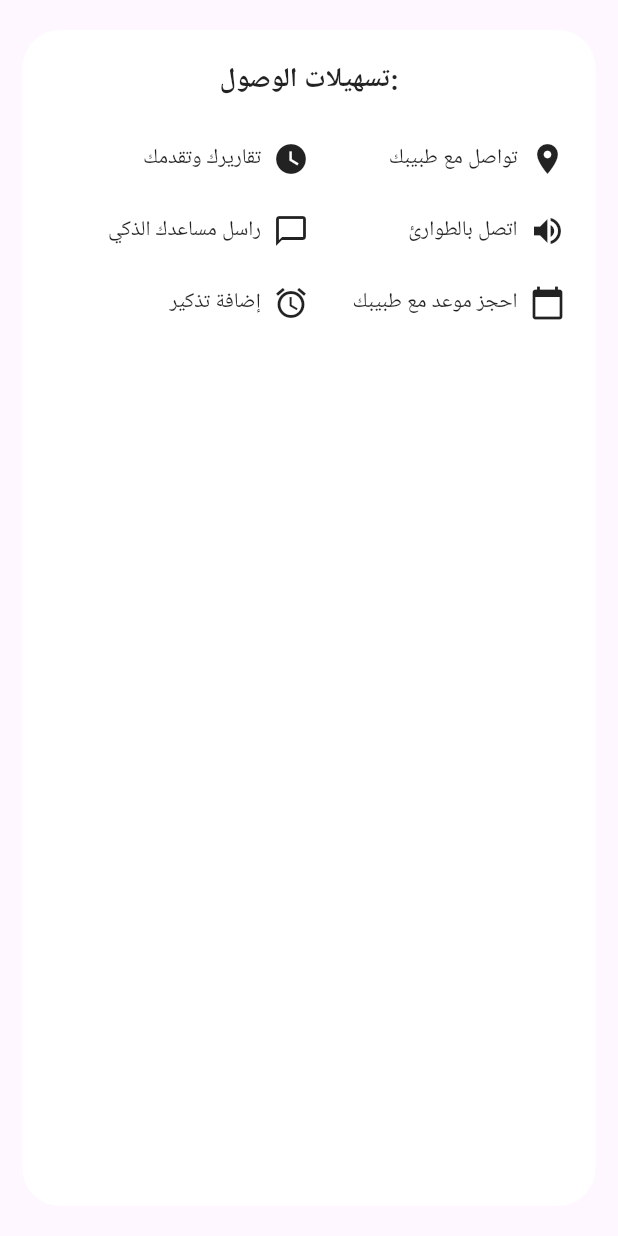
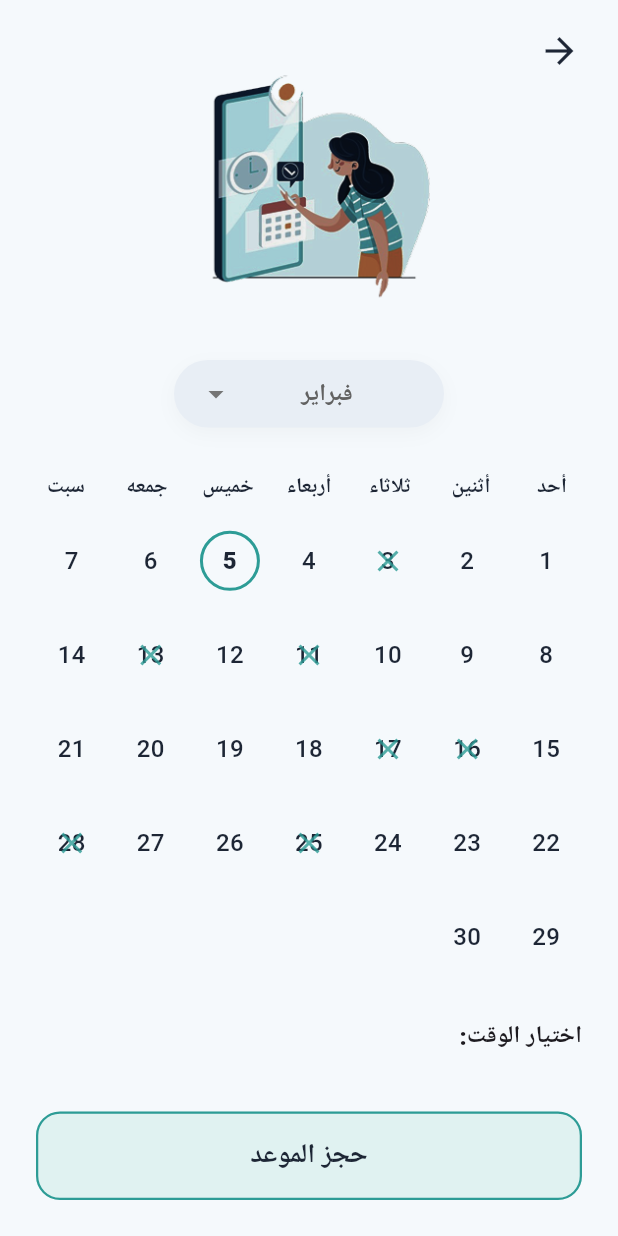
Before and after one commit to anas56u/health-compass, a Flutter app: the AccessibilityFacilities widget shown alone on an empty page, opened directly, after a tap on "احجز موعد مع طبيبك", on a phone screen of 412 x 824 dp. Run offline on Flutter 3.47's test engine with Material 3 defaults, Android fonts, the phone set to English and light mode, and no system bars; our stand-ins replace bloc, cloud_firestore, firebase_auth, firebase_core, flutter_bloc, flutter_screenutil and 7 more; missing offline and left inert: health; accounts and stored records are empty; Roboto replaces fonts that are missing (Arial); statements that could not run were skipped.

Commit message:
انشاء صفحه حجز المواعيد

```diff
--- a/lib/core/routes/app_router.dart
+++ b/lib/core/routes/app_router.dart
@@ -1,6 +1,7 @@
 import 'package:flutter/material.dart';
 import 'package:flutter_bloc/flutter_bloc.dart';
 import 'package:health_compass/core/routes/routes.dart';
+import 'package:health_compass/feature/auth/presentation/screen/AppointmentBooking.dart';
 
 // --- استيراد ملفات Auth حسب المسارات الحالية في مشروعك ---
 import 'package:health_compass/feature/auth/presentation/screen/splash_screen.dart'; //
@@ -93,6 +94,11 @@ class AppRouter {
         return MaterialPageRoute(
           builder: (_) => const AchievementsPage(),
         );
+      // 6. حجز المواعيد
+      case AppRoutes.appointmentBooking:
+        return MaterialPageRoute(
+          builder: (_) => const AppointmentBookingScreen(),
+        );
 
       // المسار الافتراضي عند الخطأ
       default:
--- a/lib/core/routes/routes.dart
+++ b/lib/core/routes/routes.dart
@@ -12,4 +12,5 @@ class AppRoutes {
 
   static const String patientHome = '/patient_home'; // استخدم هذا الاسم في AppRouter
   static const String achievements = '/achievements';
+  static const String appointmentBooking = '/AppointmentBookingScreen';
 }
--- a/lib/core/widgets/AccessItem.dart
+++ b/lib/core/widgets/AccessItem.dart
@@ -4,17 +4,23 @@ class Accessitem extends StatelessWidget {
  final IconData icon;
  final String label;
  final BuildContext context;
-
+final void Function()? onTap;
   const Accessitem({
       super.key,
       required this.icon,
       required this.label,
-      required this.context,
+      required this.context,this.onTap
     });
   @override
   Widget build(BuildContext context) {
     return InkWell(
     onTap: () {
+      if(onTap != null){
+        onTap!();
+        print('تم التنقل إلى شاشة حجز المواعيد');
+        return;
+      }
+
       print('تم الضغط على: $label');
     },
     child: SizedBox(
--- a/lib/core/widgets/Accessibility_facilities.dart
+++ b/lib/core/widgets/Accessibility_facilities.dart
@@ -1,10 +1,12 @@
 import 'package:flutter/material.dart';
+import 'package:health_compass/core/routes/routes.dart';
 import 'package:health_compass/core/widgets/AccessItem.dart';
+import 'package:health_compass/feature/auth/presentation/screen/AppointmentBooking.dart';
 
 class AccessibilityFacilities extends StatelessWidget {
   @override
   Widget build(BuildContext context) {
-     return  Padding(
+    return Padding(
       padding: const EdgeInsets.symmetric(horizontal: 15.0, vertical: 20.0),
       child: Container(
         padding: const EdgeInsets.all(20.0),
@@ -18,11 +20,14 @@ class AccessibilityFacilities extends StatelessWidget {
             Center(
               child: const Text(
                 'تسهيلات الوصول:',
-              style: TextStyle(fontSize: 18, fontWeight: FontWeight.bold, color: Colors.black87),
+                style: TextStyle(
+                  fontSize: 18,
+                  fontWeight: FontWeight.bold,
+                  color: Colors.black87,
+                ),
               ),
             ),
             const SizedBox(height: 15),
-
 
             Row(
               mainAxisAlignment: MainAxisAlignment.spaceBetween,
@@ -32,18 +37,45 @@ class AccessibilityFacilities extends StatelessWidget {
                 Column(
                   crossAxisAlignment: CrossAxisAlignment.start,
                   children: [
-                  Accessitem(icon: Icons.location_on, label: 'تواصل مع طبيبك', context: context),
-                  Accessitem(icon: Icons.volume_up, label: 'اتصل بالطوارئ', context: context),
-                  Accessitem(icon: Icons.calendar_today, label: 'احجز موعد مع طبيبك', context: context),
+                    Accessitem(
+                      icon: Icons.location_on,
+                      label: 'تواصل مع طبيبك',
+                      context: context,
+
+                    ),
+                    Accessitem(
+                      icon: Icons.volume_up,
+                      label: 'اتصل بالطوارئ',
+                      context: context,
+                    ),
+                    Accessitem(
+                      icon: Icons.calendar_today,
+                      label: 'احجز موعد مع طبيبك',
+                      context: context, onTap: () {
+                       Navigator.pushNamed(context, AppRoutes.appointmentBooking);
+                      },
+                    ),
                   ],
                 ),
 
                 Column(
                   crossAxisAlignment: CrossAxisAlignment.start,
                   children: [
-                  Accessitem(icon: Icons.watch_later, label: 'تقاريرك وتقدمك', context: context),
-                  Accessitem(icon: Icons.chat_bubble_outline, label: 'راسل مساعدك الذكي', context: context),
-                  Accessitem(icon: Icons.alarm, label: 'إضافة تذكير', context: context),
+                    Accessitem(
+                      icon: Icons.watch_later,
+                      label: 'تقاريرك وتقدمك',
+                      context: context,
+                    ),
+                    Accessitem(
+                      icon: Icons.chat_bubble_outline,
+                      label: 'راسل مساعدك الذكي',
+                      context: context,
+                    ),
+                    Accessitem(
+                      icon: Icons.alarm,
+                      label: 'إضافة تذكير',
+                      context: context,
+                    ),
                   ],
                 ),
               ],
--- a/lib/core/widgets/CustomAppBar.dart
+++ /dev/null
@@ -1,27 +0,0 @@
- import 'package:flutter/material.dart';
-import 'package:google_fonts/google_fonts.dart';
-
-Widget CustomAppBar(BuildContext context) {
-    return Padding(
-      padding: const EdgeInsets.symmetric(horizontal: 16.0, vertical: 10.0),
-      child: Row(
-        mainAxisAlignment: MainAxisAlignment.spaceBetween,
-        textDirection: TextDirection.rtl,
-        children: [
-          Text(
-            'الانجازات',
-            style: GoogleFonts.tajawal(
-              color: Colors.white,
-              fontSize: 24,
-              fontWeight: FontWeight.bold,
-            ),
-          ),
-          IconButton(
-
-            icon: const Icon(Icons.arrow_back, color: Colors.white, size: 28),
-            onPressed: () => Navigator.of(context).pop(),
-          ),
-        ],
-      ),
-    );
-  }
--- a/lib/core/widgets/bottom_nav_bar.dart
+++ b/lib/core/widgets/bottom_nav_bar.dart
@@ -181,6 +181,7 @@ class _BottomNavBarState extends State<BottomNavBar>
       label: 'الإنجازات',
       isSelected: widget.currentIndex == 4,
       isDark: isDark,
+
     ),
   ],
 )
--- a/lib/feature/achievements/preesntation/screens/achievements_page.dart
+++ b/lib/feature/achievements/preesntation/screens/achievements_page.dart
@@ -2,8 +2,8 @@ import 'package:flutter/material.dart';
 import 'package:health_compass/core/constants/size_config.dart';
 import 'package:health_compass/core/widgets/AchievementsHeader_Card.dart';
 import 'package:health_compass/core/widgets/AvailableChallengesList.dart';
-import 'package:health_compass/core/widgets/CustomAppBar.dart';
 import 'package:health_compass/core/widgets/Custom_Clipper.dart';
+import 'package:health_compass/core/widgets/custom_app_bar.dart';
 
 import 'package:percent_indicator/percent_indicator.dart';
 import 'package:google_fonts/google_fonts.dart';
@@ -15,6 +15,8 @@ class AchievementsPage extends StatelessWidget {
   Widget build(BuildContext context) {
     SizeConfig().init(context);
     return Scaffold(
+
+
       backgroundColor: const Color(0xFFF0F2F5),
 
       body: SingleChildScrollView(
@@ -32,7 +34,7 @@ class AchievementsPage extends StatelessWidget {
             SafeArea(
               child: Column(
                 children: [
-                  CustomAppBar(context),
+
 
                   const AchievementsHeaderCard(),
 
--- /dev/null
+++ b/lib/feature/auth/presentation/screen/AppointmentBooking.dart
@@ -0,0 +1,331 @@
+import 'package:flutter/material.dart';
+
+class AppointmentBookingScreen extends StatefulWidget {
+  const AppointmentBookingScreen({super.key});
+
+  @override
+  State<AppointmentBookingScreen> createState() =>
+      _AppointmentBookingScreenState();
+}
+
+class _AppointmentBookingScreenState extends State<AppointmentBookingScreen> {
+  final Color primaryColor = const Color(0xFF2D9C96);
+  final Color lightTealColor = const Color(0xFFE0F2F1);
+  final Color backgroundColor = const Color(0xFFF5F9FC);
+  final Color textDarkColor = const Color(0xFF1D2635);
+
+  final List<String> months = [
+    'يناير',
+    'فبراير',
+    'مارس',
+    'أبريل',
+    'مايو',
+    'يونيو',
+    'يوليو',
+  ];
+  String selectedMonth = 'فبراير';
+  int selectedDay = 5;
+  String selectedTime = "10:00 ص";
+
+  @override
+  Widget build(BuildContext context) {
+    return Scaffold(
+      backgroundColor: backgroundColor,
+      body: Directionality(
+        textDirection: TextDirection.rtl,
+        child: SafeArea(
+          child: Column(
+            children: [
+              _buildHeaderSection(),
+
+              Expanded(
+                child: SingleChildScrollView(
+                  padding: const EdgeInsets.symmetric(horizontal: 24),
+                  child: Column(
+                    crossAxisAlignment: CrossAxisAlignment.start,
+                    children: [
+                      const SizedBox(height: 10),
+                      _buildMonthSelector(),
+                      const SizedBox(height: 30),
+                      _buildCalendarGrid(),
+                      const SizedBox(height: 30),
+
+                      const Text(
+                        "اختيار الوقت:",
+                        style: TextStyle(
+                          fontWeight: FontWeight.w800,
+                          fontSize: 16,
+                        ),
+                      ),
+                      const SizedBox(height: 15),
+                      _buildTimeSlots(),
+                      const SizedBox(height: 40),
+                    ],
+                  ),
+                ),
+              ),
+              _buildBottomButton(),
+            ],
+          ),
+        ),
+      ),
+    );
+  }
+
+  Widget _buildHeaderSection() {
+    return Stack(
+      children: [
+        Positioned(
+          top: 10,
+          right: 15,
+          child: IconButton(
+            icon: const Icon(Icons.arrow_back, size: 28),
+            color: textDarkColor,
+            onPressed: () {
+              Navigator.pop(context);
+            },
+          ),
+        ),
+        Center(
+          child: Container(
+            margin: const EdgeInsets.symmetric(vertical: 20),
+            height: 190,
+            child: Image.asset(
+              'assets/images/image 1.png',
+              fit: BoxFit.contain,
+              errorBuilder: (c, e, s) =>
+                  const Icon(Icons.image, size: 100, color: Colors.grey),
+            ),
+          ),
+        ),
+      ],
+    );
+  }
+
+  Widget _buildMonthSelector() {
+    return Center(
+      child: Container(
+        height: 45,
+        width: 180,
+        padding: const EdgeInsets.symmetric(horizontal: 16),
+        decoration: BoxDecoration(
+          color: const Color(0xFFE8EEF5),
+          borderRadius: BorderRadius.circular(30),
+          boxShadow: [
+            BoxShadow(
+              color: Colors.black.withOpacity(0.03),
+              blurRadius: 10,
+              offset: const Offset(0, 4),
+            ),
+          ],
+        ),
+        child: DropdownButtonHideUnderline(
+          child: DropdownButton<String>(
+            value: selectedMonth,
+            icon: Icon(Icons.arrow_drop_down, color: Colors.grey[600]),
+            isExpanded: true,
+            dropdownColor: const Color(0xFFE8EEF5),
+            borderRadius: BorderRadius.circular(15),
+            style: TextStyle(
+              color: Colors.grey[700],
+              fontSize: 16,
+              fontWeight: FontWeight.bold,
+              fontFamily: 'Arial',
+            ),
+            onChanged: (v) => setState(() => selectedMonth = v!),
+            items: months
+                .map(
+                  (v) => DropdownMenuItem(
+                    value: v,
+                    alignment: Alignment.center,
+                    child: Text(v),
+                  ),
+                )
+                .toList(),
+          ),
+        ),
+      ),
+    );
+  }
+
+  Widget _buildCalendarGrid() {
+    final weekDays = [
+      'أحد',
+      'أثنين',
+      'ثلاثاء',
+      'أربعاء',
+      'خميس',
+      'جمعه',
+      'سبت',
+    ];
+
+    final List<Map<String, dynamic>> days = List.generate(30, (index) {
+      int d = index + 1;
+      bool booked = [3, 11, 13, 16, 17, 25, 28].contains(d);
+      return {'day': d, 'isBooked': booked};
+    });
+
+    return Column(
+      children: [
+        Padding(
+          padding: const EdgeInsets.only(bottom: 15),
+          child: Row(
+            mainAxisAlignment: MainAxisAlignment.spaceBetween,
+            children: weekDays
+                .map(
+                  (e) => SizedBox(
+                    width: 40,
+                    child: Text(
+                      e,
+                      textAlign: TextAlign.center,
+                      style: TextStyle(
+                        fontWeight: FontWeight.bold,
+                        color: textDarkColor,
+                        fontSize: 14,
+                      ),
+                    ),
+                  ),
+                )
+                .toList(),
+          ),
+        ),
+
+        GridView.builder(
+          shrinkWrap: true,
+          physics: const NeverScrollableScrollPhysics(),
+          itemCount: days.length,
+          gridDelegate: const SliverGridDelegateWithFixedCrossAxisCount(
+            crossAxisCount: 7,
+            mainAxisSpacing: 15,
+            crossAxisSpacing: 5,
+            childAspectRatio: 1.0,
+          ),
+          itemBuilder: (context, index) {
+            final day = days[index]['day'];
+            final isBooked = days[index]['isBooked'];
+            final isSelected = day == selectedDay;
+
+            return InkWell(
+              onTap: isBooked ? null : () => setState(() => selectedDay = day),
+              customBorder: const CircleBorder(),
+              child: Stack(
+                alignment: Alignment.center,
+                children: [
+                  if (isSelected)
+                    Container(
+                      width: 40,
+                      height: 40,
+                      decoration: BoxDecoration(
+                        shape: BoxShape.circle,
+                        border: Border.all(color: primaryColor, width: 2),
+                      ),
+                    ),
+
+                  Text(
+                    "$day",
+                    style: TextStyle(
+                      fontSize: 16,
+                      fontWeight: isSelected
+                          ? FontWeight.w900
+                          : FontWeight.w500,
+                      color: textDarkColor,
+                    ),
+                  ),
+
+                  if (isBooked)
+                    Icon(
+                      Icons.close,
+                      color: primaryColor.withOpacity(0.8), // شفافية بسيطة
+                      size: 24,
+                    ),
+                ],
+              ),
+            );
+          },
+        ),
+      ],
+    );
+  }
+
+  Widget _buildTimeSlots() {
+    final times = [
+      {'time': "10:00 ص", 'status': 'available'},
+      {'time': "10:30 ص", 'status': 'available'},
+      {'time': "11:00 ص", 'status': 'booked'},
+      {'time': "12:00 م", 'status': 'available'},
+      {'time': "12:30 م", 'status': 'available'},
+      {'time': "01:00 م", 'status': 'available'},
+    ];
+
+    return Wrap(
+      spacing: 12,
+      runSpacing: 12,
+      children: times.map((t) {
+        String time = t['time'] as String;
+        bool booked = t['status'] == 'booked';
+        bool selected = time == selectedTime;
+
+        return InkWell(
+          onTap: booked ? null : () => setState(() => selectedTime = time),
+          borderRadius: BorderRadius.circular(20),
+          child: Container(
+            padding: const EdgeInsets.symmetric(horizontal: 20, vertical: 10),
+            decoration: BoxDecoration(
+              color: booked
+                  ? lightTealColor
+                  : (selected ? Colors.transparent : const Color(0xFFEEF2F6)),
+              borderRadius: BorderRadius.circular(25),
+              border: Border.all(
+                color: selected ? primaryColor : Colors.transparent,
+                width: 1.5,
+              ),
+            ),
+            child: Row(
+              mainAxisSize: MainAxisSize.min,
+              children: [
+                Text(
+                  time,
+                  style: TextStyle(
+                    fontSize: 14,
+                    decoration: booked ? TextDecoration.lineThrough : null,
+                    decorationColor: Colors.grey,
+                    fontWeight: selected ? FontWeight.bold : FontWeight.normal,
+                    color: booked ? Colors.grey : textDarkColor,
+                  ),
+                ),
+                if (booked) ...[
+                  const SizedBox(width: 5),
+                  const Icon(Icons.close, size: 16, color: Colors.grey),
+                ],
+              ],
+            ),
+          ),
+        );
+      }).toList(),
+    );
+  }
+
+  Widget _buildBottomButton() {
+    return Container(
+      padding: const EdgeInsets.all(24),
+      width: double.infinity,
+      child: ElevatedButton(
+        onPressed: () {},
+        style: ElevatedButton.styleFrom(
+          backgroundColor: const Color(0xFFE0F2F1),
+          foregroundColor: textDarkColor,
+          elevation: 0,
+          padding: const EdgeInsets.symmetric(vertical: 16),
+          shape: RoundedRectangleBorder(
+            borderRadius: BorderRadius.circular(16),
+            side: BorderSide(color: primaryColor, width: 1.5),
+          ),
+        ),
+        child: const Text(
+          "حجز الموعد",
+          style: TextStyle(fontWeight: FontWeight.bold, fontSize: 18),
+        ),
+      ),
+    );
+  }
+}
--- a/lib/feature/home/presentation/PatientView_body.dart
+++ b/lib/feature/home/presentation/PatientView_body.dart
@@ -6,6 +6,7 @@ import 'package:health_compass/core/widgets/WeeklyChallenge.dart';
 import 'package:health_compass/core/widgets/bottom_nav_bar.dart';
 import 'package:health_compass/core/widgets/daily_tasks.dart';
 import 'package:health_compass/core/widgets/header_patientview.dart';
+import 'package:health_compass/feature/achievements/preesntation/screens/achievements_page.dart';
 import 'package:health_compass/feature/auth/presentation/screen/login_page.dart';
 import 'package:health_compass/feature/health_tracking/presentation/HealthStatus_Card.dart';
 
@@ -20,6 +21,16 @@ class _Patientview_bodyState extends State<Patientview_body> {
   int _selectedIndex = 0;
   final Color _activeColor = const Color(0xFF0D9488);
   final Color _inactiveColor = Colors.grey.shade600;
+  final List<Widget> _pages = [
+    const HomeContent(),
+    const Center(child: Text("صفحه الادويه")),
+    const Center(child: Text("صفحه العائله")),
+    const Center(child: Text("صفحه الذكاء الصناعي")),
+    const AchievementsPage(),
+
+
+
+  ];
   void _onItemTapped(int index) {
     setState(() {
       _selectedIndex = index;
@@ -80,16 +91,24 @@ class _Patientview_bodyState extends State<Patientview_body> {
       currentIndex: _selectedIndex,
       onTap: _onItemTapped,
     ),
-      body: SingleChildScrollView(
-        child: Column(
-          children: [
+      body: _pages[_selectedIndex],
+    );
+  }
+}
+class HomeContent extends StatelessWidget {
+  const HomeContent({super.key});
+
+  @override
+  Widget build(BuildContext context) {
+    return SingleChildScrollView(
+      child: Column(
+         children: [
             header_patientview(),
             SizedBox(height: 20),
             DailyTasks(),
             AccessibilityFacilities(),
             buildWeeklyChallenges(),
           ],
-        ),
       ),
     );
   }
--- a/lib/main.dart
+++ b/lib/main.dart
@@ -2,6 +2,7 @@ import 'package:flutter/material.dart';
 import 'package:flutter_bloc/flutter_bloc.dart';
 import 'package:flutter_screenutil/flutter_screenutil.dart';
 import 'package:health_compass/core/core.dart';
+import 'package:health_compass/feature/auth/presentation/screen/AppointmentBooking.dart';
 import 'package:health_compass/feature/health_tracking/presentation/cubits/SimpleBlocObserver.dart';
 import 'package:health_compass/feature/health_tracking/presentation/cubits/health_cubit/health_cubit.dart';
 import 'package:health_compass/feature/auth/presentation/screen/splash_screen.dart';
```
Also changed, not shown: pubspec.yaml (+2 -5 lines), assets/images/image 1.png (added). Lines whose indentation alone changed are shown as unchanged.
